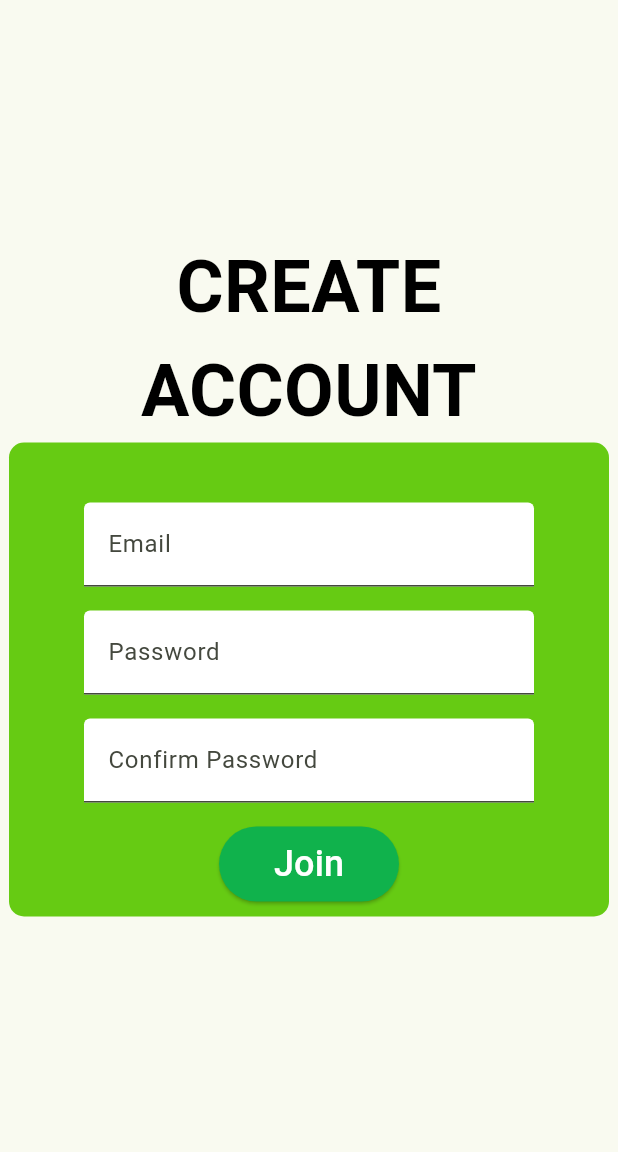
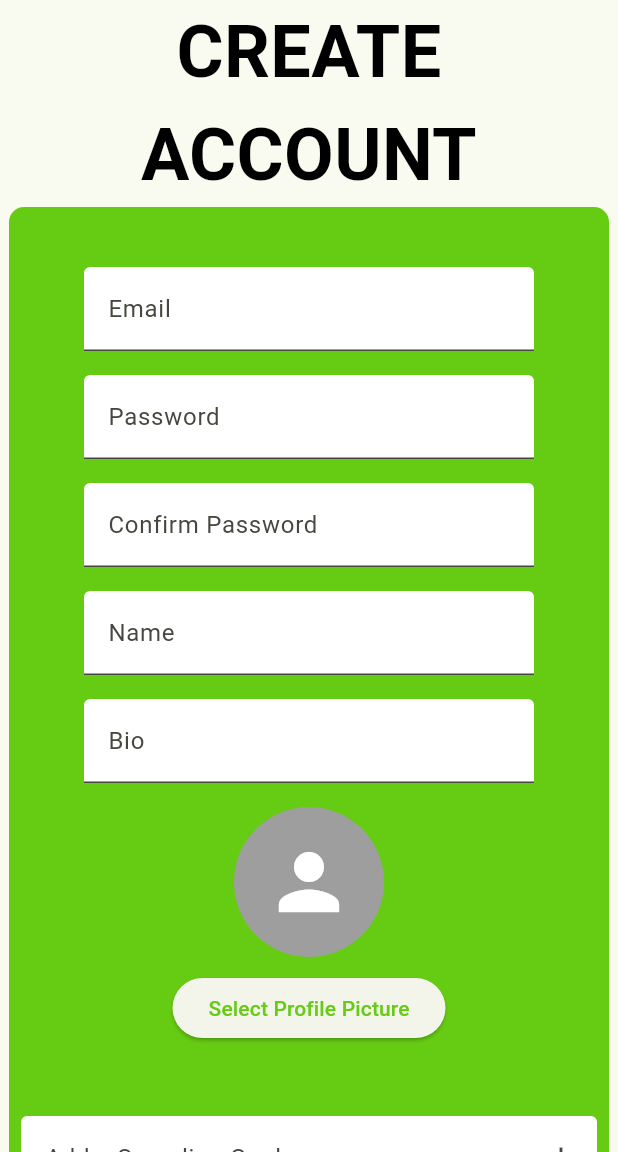
Before and after one commit to wcturnbull/FinanceFriend, a Flutter app: the screen it shows after launch, after a tap on "New here? Click here to create an accoun", on a phone screen of 412 x 824 dp, the part 84-1236 px from its top. Run offline on Flutter 3.47's test engine with Material 2 defaults, Android fonts, the phone set to English and light mode, and no system bars; our stand-ins replace file_picker, firebase_auth, firebase_core, firebase_database, firebase_storage; missing offline and left inert: firebase_ui_auth; accounts and stored records are empty; network calls fail.

Commit message:
Database fully functional, profile data added

```diff
--- a/lib/create_account.dart
+++ b/lib/create_account.dart
@@ -1,7 +1,18 @@
+import 'dart:io';
+
+import 'package:firebase_core/firebase_core.dart';
+import 'package:firebase_database/firebase_database.dart';
 import 'package:flutter/material.dart';
 import 'ff_appbar.dart';
 import 'package:firebase_auth/firebase_auth.dart';
 import 'app_state.dart';
+import 'profile_picture_widget.dart';
+
+final firebaseApp = Firebase.app();
+final database = FirebaseDatabase.instanceFor(
+    app: firebaseApp,
+    databaseURL: "https://financefriend-41da9-default-rtdb.firebaseio.com/");
+final reference = database.ref();
 
 class CreateAccount extends StatelessWidget {
   final ApplicationState appState;
@@ -12,6 +23,13 @@ class CreateAccount extends StatelessWidget {
   final TextEditingController confirmPasswordController =
       TextEditingController();
   final TextEditingController emailController = TextEditingController();
+  final TextEditingController bioController = TextEditingController();
+  final TextEditingController nameController = TextEditingController();
+
+  final List<String> goalChips = [];
+
+  final String profileUrl =
+      "https://firebasestorage.googleapis.com/v0/b/financefriend-41da9.appspot.com/o/profile_pictures%2Fdefault.png?alt=media&token=a0d5c338-c123-4373-9ece-d0b0ba40194a";
 
   Future<void> _handleRegistration(BuildContext context) async {
     if (passwordController.text != confirmPasswordController.text) {
@@ -24,18 +42,34 @@ class CreateAccount extends StatelessWidget {
     }
 
     try {
-      await FirebaseAuth.instance.createUserWithEmailAndPassword(
+      final userCredential =
+          await FirebaseAuth.instance.createUserWithEmailAndPassword(
         email: emailController.text.trim(),
         password: passwordController.text.trim(),
       );
+
+      final user = userCredential.user;
+      await user?.updateDisplayName(nameController.text);
+      await user?.updatePhotoURL(profileUrl);
+
+      final String uid = user!.uid;
+
+      final usersReference = reference.child('users');
+      usersReference.push().set(uid);
+
+      final currentUserReference = usersReference.child(uid);
+      await currentUserReference.set({
+        'name': nameController.text,
+        'bio': bioController.text,
+        'goals': goalChips
+      });
 
       // Registration successful, you can now navigate to another page or handle the next steps.
       Navigator.pushNamed(context, '/home');
     } catch (e) {
       // Handle registration errors (e.g., email is already in use)
-      print('Registration error: $e');
       ScaffoldMessenger.of(context).showSnackBar(
-        SnackBar(
+        const SnackBar(
           content: Text('Registration failed. Please try again.'),
         ),
       );
@@ -68,44 +102,16 @@ class CreateAccount extends StatelessWidget {
               child: Column(
                 mainAxisAlignment: MainAxisAlignment.center,
                 children: [
-                  const SizedBox(height: 40.0),
-                  SizedBox(
-                    width: 300,
-                    child: TextField(
-                      controller: emailController,
-                      decoration: const InputDecoration(
-                        filled: true,
-                        fillColor: Colors.white,
-                        labelText: 'Email',
-                      ),
-                    ),
-                  ),
-                  const SizedBox(height: 16.0),
-                  SizedBox(
-                    width: 300,
-                    child: TextField(
-                      controller: passwordController,
-                      obscureText: true,
-                      decoration: const InputDecoration(
-                        filled: true,
-                        fillColor: Colors.white,
-                        labelText: 'Password',
-                      ),
-                    ),
-                  ),
-                  const SizedBox(height: 16.0),
-                  SizedBox(
-                    width: 300,
-                    child: TextField(
-                      controller: confirmPasswordController,
-                      obscureText: true,
-                      decoration: const InputDecoration(
-                        filled: true,
-                        fillColor: Colors.white,
-                        labelText: 'Confirm Password',
-                      ),
-                    ),
-                  ),
+                  const SizedBox(height: 24.0),
+                  Field(label: 'Email', controller: emailController),
+                  Field(label: 'Password', controller: passwordController),
+                  Field(
+                      label: 'Confirm Password',
+                      controller: confirmPasswordController),
+                  Field(label: 'Name', controller: nameController),
+                  Field(label: 'Bio', controller: bioController),
+                  ProfilePictureUpload(profileUrl: profileUrl),
+                  GoalsList(goalChips: goalChips),
                   const SizedBox(height: 16.0),
                   ElevatedButton(
                     onPressed: () {
@@ -121,7 +127,7 @@ class CreateAccount extends StatelessWidget {
                           fontSize: 24,
                         )),
                   ),
-                  const SizedBox(height: 10.0),
+                  const SizedBox(height: 24.0),
                 ],
               ),
             ),
@@ -131,3 +137,97 @@ class CreateAccount extends StatelessWidget {
     );
   }
 }
+
+class Field extends StatelessWidget {
+  const Field({super.key, required this.label, required this.controller});
+
+  final String label;
+  final TextEditingController controller;
+
+  @override
+  Widget build(BuildContext context) {
+    return Column(children: [
+      const SizedBox(height: 16.0),
+      SizedBox(
+        width: 300,
+        child: TextField(
+          controller: controller,
+          decoration: InputDecoration(
+            filled: true,
+            fillColor: Colors.white,
+            labelText: label,
+          ),
+        ),
+      ),
+    ]);
+  }
+}
+
+class GoalsList extends StatefulWidget {
+  final List<String> goalChips;
+
+  const GoalsList({super.key, required this.goalChips});
+
+  @override
+  _GoalsListState createState() => _GoalsListState();
+}
+
+class _GoalsListState extends State<GoalsList> {
+  final TextEditingController autoCompleteController = TextEditingController();
+
+  void addGoalChip(String goal) {
+    setState(() {
+      widget.goalChips.add(goal);
+      autoCompleteController.clear();
+    });
+  }
+
+  @override
+  Widget build(BuildContext context) {
+    return Column(
+      crossAxisAlignment: CrossAxisAlignment.stretch,
+      children: [
+        const SizedBox(height: 16.0),
+        Padding(
+          padding: const EdgeInsets.all(8.0),
+          child: Wrap(
+            children: widget.goalChips
+                .map(
+                  (goal) => Chip(
+                    label: Text(goal),
+                    onDeleted: () {
+                      setState(() {
+                        widget.goalChips.remove(goal);
+                      });
+                    },
+                  ),
+                )
+                .toList(),
+          ),
+        ),
+        const SizedBox(height: 8.0),
+        Padding(
+          padding: const EdgeInsets.all(8.0),
+          child: TextField(
+            controller: autoCompleteController,
+            decoration: InputDecoration(
+              labelText: 'Add a Spending Goal',
+              filled: true,
+              fillColor: Colors.white,
+              suffixIcon: IconButton(
+                icon: const Icon(Icons.add),
+                onPressed: () {
+                  final typedGoal = autoCompleteController.text.trim();
+                  if (typedGoal.isNotEmpty &&
+                      !widget.goalChips.contains(typedGoal)) {
+                    addGoalChip(typedGoal);
+                  }
+                },
+              ),
+            ),
+          ),
+        ),
+      ],
+    );
+  }
+}
--- a/lib/investment_page.dart
+++ b/lib/investment_page.dart
@@ -1,13 +1,15 @@
 import 'package:flutter/material.dart';
 
 class InvestmentPage extends StatelessWidget {
+  const InvestmentPage({super.key});
+
   @override
   Widget build(BuildContext context) {
     return Scaffold(
       appBar: AppBar(
-        title: Text('Investment Page'),
+        title: const Text('Investment Page'),
       ),
-      body: Center(
+      body: const Center(
         child: Text(
           'This is the Investment Page',
           style: TextStyle(fontSize: 24),
--- a/lib/main.dart
+++ b/lib/main.dart
@@ -9,23 +9,28 @@ import 'firebase_options.dart';
 import 'app_state.dart'; // new
 
 Future<void> main() async {
-  final appState = ApplicationState();
-
   await Firebase.initializeApp(
     options: DefaultFirebaseOptions.currentPlatform,
   );
 
-  Widget startWidget;
-  if (appState.loggedIn) {
-    startWidget = const HomePage();
-  } else {
-    startWidget = Login(appState: appState);
-  }
+  runApp(const MyApp());
+}
 
-  WidgetsFlutterBinding.ensureInitialized();
+class MyApp extends StatelessWidget {
+  const MyApp({super.key});
 
-  runApp(
-    MaterialApp(
+  @override
+  Widget build(BuildContext context) {
+    final appState = ApplicationState();
+
+    String startRoute = '/login';
+    if (appState.loggedIn) {
+      startRoute = '/home';
+    }
+
+    WidgetsFlutterBinding.ensureInitialized();
+
+    return MaterialApp(
         theme: ThemeData(
           colorScheme: ColorScheme.fromSeed(
               seedColor: const Color.fromRGBO(102, 203, 19, 1),
@@ -33,14 +38,16 @@ Future<void> main() async {
               secondary: const Color.fromRGBO(16, 178, 76, 1)),
           useMaterial3: true,
         ),
-        home: startWidget,
-        initialRoute: '/login',
+        initialRoute: startRoute,
         routes: {
-          '/login': (context) => Login(appState: appState,),
+          '/login': (context) => Login(
+                appState: appState,
+              ),
           '/create_account': (context) => CreateAccount(appState: appState),
-          '/investments': (context) => InvestmentPage(),
+          '/investments': (context) => const InvestmentPage(),
           '/tracking': (context) => const TrackingPage(),
-          '/home':(context) => const HomePage(),
-        }),
-  );
+          '/home': (context) => const HomePage(),
+          // '/profile': (context) => const ProfilePage(),
+        });
+  }
 }
--- /dev/null
+++ b/lib/profile.dart
@@ -0,0 +1,17 @@
+import 'package:flutter/material.dart';
+
+class Profile extends StatefulWidget {
+  const Profile ({super.key});
+
+  @override
+  State<Profile > createState() => _ProfileState();
+}
+
+class _ProfileState extends State<Profile> {
+
+
+  @override
+  Widget build(BuildContext context) {
+    return const Placeholder();
+  }
+}
--- /dev/null
+++ b/lib/profile_picture_widget.dart
@@ -0,0 +1,67 @@
+import 'dart:io';
+import 'dart:typed_data';
+import 'package:firebase_storage/firebase_storage.dart';
+import 'package:flutter/material.dart';
+import 'package:file_picker/file_picker.dart';
+
+class ProfilePictureUpload extends StatefulWidget {
+  String profileUrl;
+
+  ProfilePictureUpload({super.key, required this.profileUrl});
+
+  @override
+  _ProfilePictureUploadState createState() => _ProfilePictureUploadState();
+}
+
+class _ProfilePictureUploadState extends State<ProfilePictureUpload> {
+  NetworkImage? _imageFile;
+
+  Future<void> _getImage() async {
+    final pickedFile = await FilePicker.platform.pickFiles();
+
+    if (pickedFile != null) {
+      Uint8List? fileBytes = pickedFile.files.first.bytes;
+      String fileName = pickedFile.files.first.name;
+
+      await FirebaseStorage.instance
+          .ref('profile_pictures/$fileName')
+          .putData(fileBytes!);
+
+      widget.profileUrl = await FirebaseStorage.instance
+          .ref('profile_pictures/$fileName')
+          .getDownloadURL();
+
+      setState(() {
+        _imageFile = NetworkImage(widget.profileUrl);
+      });
+    }
+  }
+
+  @override
+  Widget build(BuildContext context) {
+    return Column(
+      children: [
+        const SizedBox(height: 16.0),
+        _imageFile != null
+            ? CircleAvatar(
+                radius: 50.0,
+                backgroundImage: _imageFile!,
+              )
+            : const CircleAvatar(
+                radius: 50.0,
+                backgroundColor: Colors.grey,
+                child: Icon(
+                  Icons.person,
+                  size: 60.0,
+                  color: Colors.white,
+                ),
+              ),
+        const SizedBox(height: 10.0),
+        ElevatedButton(
+          onPressed: _getImage,
+          child: const Text('Select Profile Picture'),
+        ),
+      ],
+    );
+  }
+}
--- a/lib/tracking.dart
+++ b/lib/tracking.dart
@@ -1,5 +1,4 @@
 import 'package:flutter/material.dart';
-import 'dart:html' as html;
 
 class TrackingPage extends StatefulWidget {
   const TrackingPage({super.key});
@@ -14,9 +13,9 @@ class _TrackingPageState extends State<TrackingPage> {
     return MaterialApp(
       home: Scaffold(
         appBar: AppBar(
-          title: Text('Tracking'),
+          title: const Text('Tracking'),
         ),
-        body: Center(
+        body: const Center(
           child: Text(
             'This is the tracking page',
             style: TextStyle(fontSize: 24.0),
--- a/pubspec.yaml
+++ b/pubspec.yaml
@@ -40,6 +40,10 @@ dependencies:
   provider: ^6.0.5
   firebase_ui_auth: ^1.8.0
   go_router: ^11.1.2
+  firebase_database: ^10.2.6
+  image_picker: ^1.0.4
+  file_picker: ^5.5.0
+  firebase_storage: ^11.2.7
 
 dev_dependencies:
   flutter_test:
```
Also changed, not shown: lib/home.dart (+11 -4 lines).
